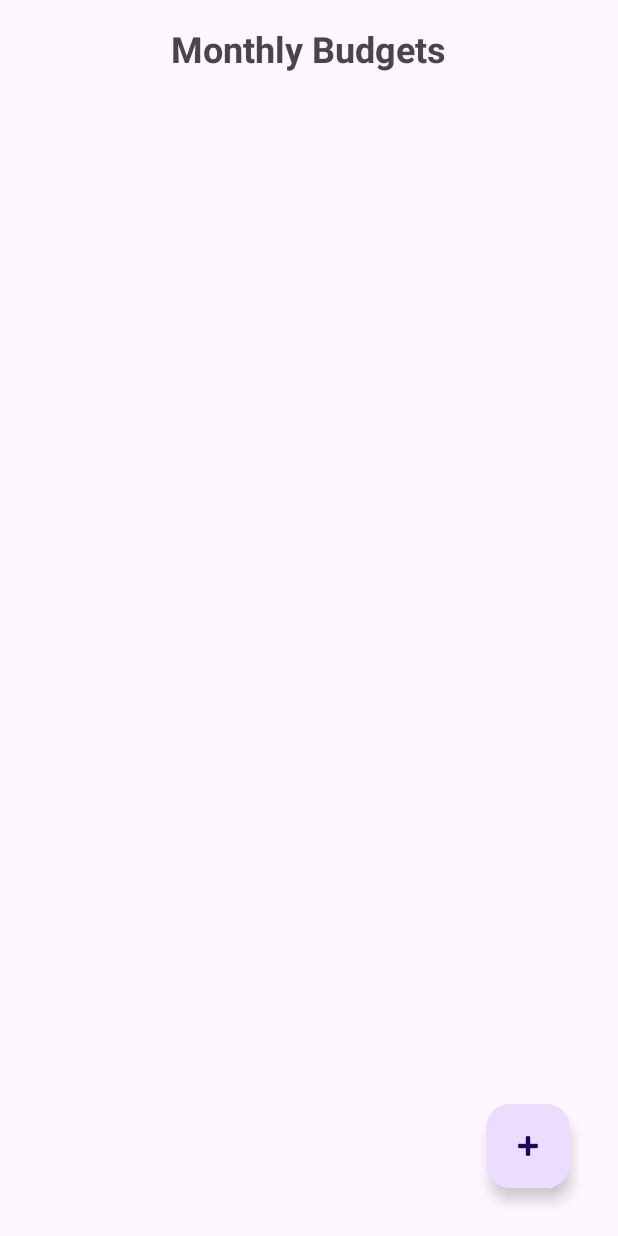
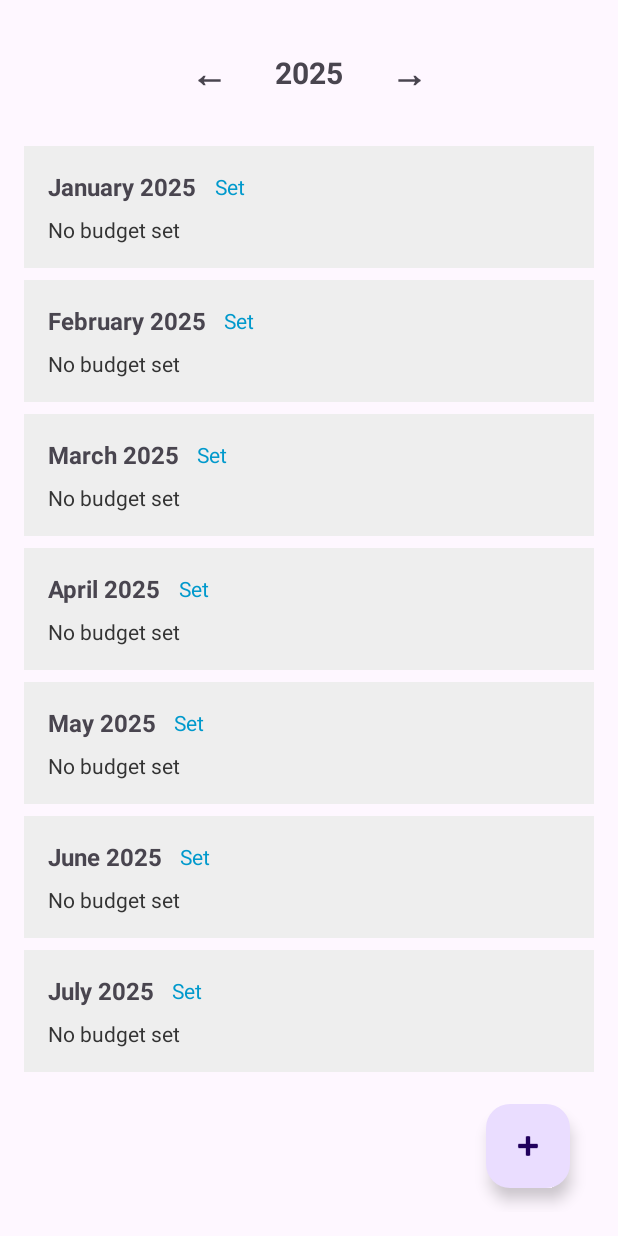
Before and after one commit to ST10268917/Flourish-Budgeting-App, an Android app: the BudgetActivity screen opened directly, with no data from a screen before it, on a phone screen of 412 x 824 dp. Run offline under Robolectric (Android 15) with nearby library versions, the phone set to English and light mode, and no system bars; our stand-ins replace Firebase (no records; nobody signed in at launch, a user with empty details on screens opened directly), Room's generated code.

Commit message:
edited budget functionality

```diff
--- a/app/src/main/java/com/aj/flourish/BudgetActivity.kt
+++ b/app/src/main/java/com/aj/flourish/BudgetActivity.kt
@@ -2,42 +2,64 @@ package com.aj.flourish
 
 import android.os.Bundle
 import android.widget.EditText
+import android.widget.TextView
 import android.widget.Toast
-import androidx.activity.enableEdgeToEdge
 import androidx.appcompat.app.AlertDialog
 import androidx.appcompat.app.AppCompatActivity
-import androidx.core.view.ViewCompat
-import androidx.core.view.WindowInsetsCompat
 import androidx.recyclerview.widget.LinearLayoutManager
 import androidx.recyclerview.widget.RecyclerView
-import com.google.android.material.floatingactionbutton.FloatingActionButton
 import com.google.firebase.auth.FirebaseAuth
 import kotlinx.coroutines.CoroutineScope
 import kotlinx.coroutines.Dispatchers
 import kotlinx.coroutines.launch
 import kotlinx.coroutines.withContext
+import java.text.DateFormatSymbols
+import java.util.*
 
 class BudgetActivity : AppCompatActivity() {
+
     private lateinit var recyclerView: RecyclerView
-    private lateinit var fab: FloatingActionButton
     private lateinit var budgetDao: BudgetDao
     private lateinit var adapter: BudgetAdapter
     private val budgetList = mutableListOf<Budget>()
+
+    private lateinit var tvCurrentYear: TextView
+    private lateinit var btnPrevYear: TextView
+    private lateinit var btnNextYear: TextView
+
+    private var currentYear = Calendar.getInstance().get(Calendar.YEAR)
 
     override fun onCreate(savedInstanceState: Bundle?) {
         super.onCreate(savedInstanceState)
         setContentView(R.layout.activity_budget)
 
         recyclerView = findViewById(R.id.recyclerViewBudgets)
-        fab = findViewById(R.id.btnAddBudget)
+        tvCurrentYear = findViewById(R.id.tvCurrentYear)
+        btnPrevYear = findViewById(R.id.btnPrevYear)
+        btnNextYear = findViewById(R.id.btnNextYear)
+
         budgetDao = AppDatabase.getInstance(this).budgetDao()
 
         recyclerView.layoutManager = LinearLayoutManager(this)
-        adapter = BudgetAdapter(budgetList)
+
+        adapter = BudgetAdapter(budgetList) { budget ->
+            showAddBudgetDialog(budget)
+        }
+
         recyclerView.adapter = adapter
 
-        fab.setOnClickListener {
-            showAddBudgetDialog()
+        tvCurrentYear.text = currentYear.toString()
+
+        btnPrevYear.setOnClickListener {
+            currentYear--
+            tvCurrentYear.text = currentYear.toString()
+            loadBudgets()
+        }
+
+        btnNextYear.setOnClickListener {
+            currentYear++
+            tvCurrentYear.text = currentYear.toString()
+            loadBudgets()
         }
 
         loadBudgets()
@@ -46,67 +68,63 @@ class BudgetActivity : AppCompatActivity() {
     private fun loadBudgets() {
         val userId = FirebaseAuth.getInstance().currentUser?.uid ?: return
         CoroutineScope(Dispatchers.IO).launch {
-            val budgets = budgetDao.getBudgetsForUser(userId)
+            val existing = budgetDao.getBudgetsForUserAndYear(userId, currentYear)
+            val existingMap = existing.associateBy { it.month }
+
+            val fullList = (1..12).map { month ->
+                existingMap[month] ?: Budget(
+                    userId = userId,
+                    year = currentYear,
+                    month = month,
+                    minAmount = 0.0,
+                    maxAmount = 0.0
+                )
+            }
+
             withContext(Dispatchers.Main) {
                 budgetList.clear()
-                budgetList.addAll(budgets)
+                budgetList.addAll(fullList)
                 adapter.notifyDataSetChanged()
             }
         }
     }
 
-    private fun showAddBudgetDialog() {
+    private fun showAddBudgetDialog(budget: Budget) {
         val view = layoutInflater.inflate(R.layout.dialog_add_budget, null)
-        val etYear = view.findViewById<EditText>(R.id.etYear)
-        val etMonth = view.findViewById<EditText>(R.id.etMonth)
         val etMin = view.findViewById<EditText>(R.id.etMin)
         val etMax = view.findViewById<EditText>(R.id.etMax)
 
+        etMin.setText(if (budget.minAmount > 0) budget.minAmount.toString() else "")
+        etMax.setText(if (budget.maxAmount > 0) budget.maxAmount.toString() else "")
+
         val dialog = AlertDialog.Builder(this)
             .setView(view)
-            .setTitle("Set Monthly Budget")
-            .setPositiveButton("Save", null) // We override this below
+            .setTitle("Budget for ${DateFormatSymbols().months[budget.month - 1]} ${budget.year}")
+            .setPositiveButton("Save", null)
             .setNegativeButton("Cancel", null)
             .create()
 
         dialog.setOnShowListener {
-            val saveButton = dialog.getButton(AlertDialog.BUTTON_POSITIVE)
-            saveButton.setOnClickListener {
-                val yearText = etYear.text.toString().trim()
-                val monthText = etMonth.text.toString().trim()
-                val minText = etMin.text.toString().trim()
-                val maxText = etMax.text.toString().trim()
+            val saveBtn = dialog.getButton(AlertDialog.BUTTON_POSITIVE)
+            saveBtn.setOnClickListener {
+                val min = etMin.text.toString().toDoubleOrNull()
+                val max = etMax.text.toString().toDoubleOrNull()
 
-                val year = yearText.toIntOrNull()
-                val month = monthText.toIntOrNull()
-                val min = minText.toDoubleOrNull()
-                val max = maxText.toDoubleOrNull()
+                if (min == null || max == null || min > max) {
+                    Toast.makeText(this, "Enter valid amounts", Toast.LENGTH_SHORT).show()
+                    return@setOnClickListener
+                }
 
-                when {
-                    year == null || year !in 1900..2100 -> {
-                        Toast.makeText(this, "Enter a valid year (1900–2100)", Toast.LENGTH_SHORT).show()
-                    }
-                    month == null || month !in 1..12 -> {
-                        Toast.makeText(this, "Enter a valid month (1–12)", Toast.LENGTH_SHORT).show()
-                    }
-                    min == null || max == null -> {
-                        Toast.makeText(this, "Enter valid amounts", Toast.LENGTH_SHORT).show()
-                    }
-                    min > max -> {
-                        Toast.makeText(this, "Minimum amount cannot be greater than maximum", Toast.LENGTH_SHORT).show()
-                    }
-                    else -> {
                 val userId = FirebaseAuth.getInstance().currentUser?.uid ?: return@setOnClickListener
-                        val budget = Budget(
+
+                val updatedBudget = budget.copy(
                     userId = userId,
-                            year = year,
-                            month = month,
                     minAmount = min,
                     maxAmount = max
                 )
 
                 CoroutineScope(Dispatchers.IO).launch {
-                            budgetDao.insertBudget(budget)
+                    budgetDao.insertBudget(updatedBudget)
                     withContext(Dispatchers.Main) {
                         loadBudgets()
                         dialog.dismiss()
@@ -114,10 +132,7 @@ class BudgetActivity : AppCompatActivity() {
                 }
             }
         }
-            }
-        }
 
         dialog.show()
     }
-
 }
--- a/app/src/main/java/com/aj/flourish/BudgetAdapter.kt
+++ b/app/src/main/java/com/aj/flourish/BudgetAdapter.kt
@@ -7,10 +7,15 @@ import android.widget.TextView
 import androidx.recyclerview.widget.RecyclerView
 import java.text.DateFormatSymbols
 
-class BudgetAdapter(private val budgets: List<Budget>) : RecyclerView.Adapter<BudgetAdapter.BudgetViewHolder>() {
+class BudgetAdapter(
+    private val budgets: List<Budget>,
+    private val onEditClick: (Budget) -> Unit
+) : RecyclerView.Adapter<BudgetAdapter.BudgetViewHolder>() {
+
     class BudgetViewHolder(itemView: View) : RecyclerView.ViewHolder(itemView) {
         val monthYear: TextView = itemView.findViewById(R.id.textMonthYear)
         val minMax: TextView = itemView.findViewById(R.id.textMinMax)
+        val btnEdit: TextView = itemView.findViewById(R.id.btnEdit)
     }
 
     override fun onCreateViewHolder(parent: ViewGroup, viewType: Int): BudgetViewHolder {
@@ -22,9 +27,20 @@ class BudgetAdapter(private val budgets: List<Budget>) : RecyclerView.Adapter<Bu
         val budget = budgets[position]
         val monthName = DateFormatSymbols().months[budget.month - 1]
         holder.monthYear.text = "$monthName ${budget.year}"
-        holder.minMax.text = "Min: ${UserSettings.currencySymbol} ${String.format("%.2f", budget.minAmount)} | Max: ${UserSettings.currencySymbol} ${String.format("%.2f", budget.maxAmount)}"
+
+        if (budget.minAmount == 0.0 && budget.maxAmount == 0.0) {
+            holder.minMax.text = "No budget set"
+            holder.btnEdit.text = "Set"
+        } else {
+            holder.minMax.text = "Min: ${UserSettings.currencySymbol}${"%.2f".format(budget.minAmount)} | " +
+                    "Max: ${UserSettings.currencySymbol}${"%.2f".format(budget.maxAmount)}"
+            holder.btnEdit.text = "Edit"
+        }
+
+        holder.btnEdit.setOnClickListener {
+            onEditClick(budget)
+        }
     }
-
 
     override fun getItemCount(): Int = budgets.size
 }
--- a/app/src/main/java/com/aj/flourish/BudgetDao.kt
+++ b/app/src/main/java/com/aj/flourish/BudgetDao.kt
@@ -12,4 +12,8 @@ interface BudgetDao {
 
     @Query("SELECT * FROM budgets WHERE userId = :userId ORDER BY year DESC, month DESC")
     suspend fun getBudgetsForUser(userId: String): List<Budget>
+
+    @Query("SELECT * FROM budgets WHERE userId = :userId AND year = :year")
+    suspend fun getBudgetsForUserAndYear(userId: String, year: Int): List<Budget>
+
 }
--- a/app/src/main/res/layout/activity_budget.xml
+++ b/app/src/main/res/layout/activity_budget.xml
@@ -5,18 +5,44 @@
     android:layout_height="match_parent"
     android:padding="16dp">
 
-    <!-- Heading -->
-    <TextView
-        android:id="@+id/tvHeading"
-        android:layout_width="wrap_content"
+    <!-- Year Navigation -->
+    <LinearLayout
+        android:id="@+id/layoutYearNav"
+        android:layout_width="match_parent"
         android:layout_height="wrap_content"
-        android:text="Monthly Budgets"
-        android:textSize="24sp"
-        android:textStyle="bold"
-        android:layout_gravity="center_horizontal"
-        android:layout_marginBottom="16dp"/>
+        android:orientation="horizontal"
+        android:gravity="center"
+        android:layout_marginBottom="16dp">
 
-    <!-- RecyclerView to show budget list -->
+        <TextView
+            android:id="@+id/btnPrevYear"
+            android:layout_width="wrap_content"
+            android:layout_height="wrap_content"
+            android:text="←"
+            android:textSize="24sp"
+            android:textStyle="bold"
+            android:padding="16dp" />
+
+        <TextView
+            android:id="@+id/tvCurrentYear"
+            android:layout_width="wrap_content"
+            android:layout_height="wrap_content"
+            android:text="2025"
+            android:textSize="20sp"
+            android:textStyle="bold"
+            android:padding="16dp" />
+
+        <TextView
+            android:id="@+id/btnNextYear"
+            android:layout_width="wrap_content"
+            android:layout_height="wrap_content"
+            android:text="→"
+            android:textSize="24sp"
+            android:textStyle="bold"
+            android:padding="16dp" />
+    </LinearLayout>
+
+    <!-- RecyclerView for Jan–Dec budget list -->
     <androidx.recyclerview.widget.RecyclerView
         android:id="@+id/recyclerViewBudgets"
         android:layout_width="match_parent"
@@ -25,7 +51,7 @@
         android:clipToPadding="false"
         android:paddingBottom="80dp"/>
 
-    <!-- Floating Action Button -->
+    <!-- Optional FAB (can be removed if you only allow edit per row) -->
     <com.google.android.material.floatingactionbutton.FloatingActionButton
         android:id="@+id/btnAddBudget"
         android:layout_width="wrap_content"
--- a/app/src/main/res/layout/item_budget.xml
+++ b/app/src/main/res/layout/item_budget.xml
@@ -1,3 +1,4 @@
+<?xml version="1.0" encoding="utf-8"?>
 <LinearLayout xmlns:android="http://schemas.android.com/apk/res/android"
     android:layout_width="match_parent"
     android:layout_height="wrap_content"
@@ -6,17 +7,35 @@
     android:background="#EEEEEE"
     android:layout_marginBottom="8dp">
 
-    <TextView
-        android:id="@+id/textMonthYear"
-        android:textStyle="bold"
-        android:textSize="16sp"
-        android:layout_width="wrap_content"
-        android:layout_height="wrap_content" />
+    <LinearLayout
+        android:layout_width="match_parent"
+        android:layout_height="wrap_content"
+        android:orientation="horizontal"
+        android:gravity="center_vertical"
+        android:layout_marginBottom="8dp">
+
+        <TextView
+            android:id="@+id/textMonthYear"
+            android:layout_width="wrap_content"
+            android:layout_height="wrap_content"
+            android:textStyle="bold"
+            android:textSize="16sp" />
+
+        <TextView
+            android:id="@+id/btnEdit"
+            android:layout_width="wrap_content"
+            android:layout_height="wrap_content"
+            android:text="Edit"
+            android:textColor="@android:color/holo_blue_dark"
+            android:textSize="14sp"
+            android:paddingStart="12dp"
+            android:paddingEnd="12dp" />
+    </LinearLayout>
 
     <TextView
         android:id="@+id/textMinMax"
+        android:layout_width="wrap_content"
+        android:layout_height="wrap_content"
         android:textSize="14sp"
-        android:layout_width="wrap_content"
-        android:layout_height="wrap_content" />
-
+        android:textColor="#333333" />
 </LinearLayout>
```
Also changed, not shown: app/src/main/res/layout/dialog_add_budget.xml (+25 -22 lines). Lines whose indentation alone changed are shown as unchanged.
